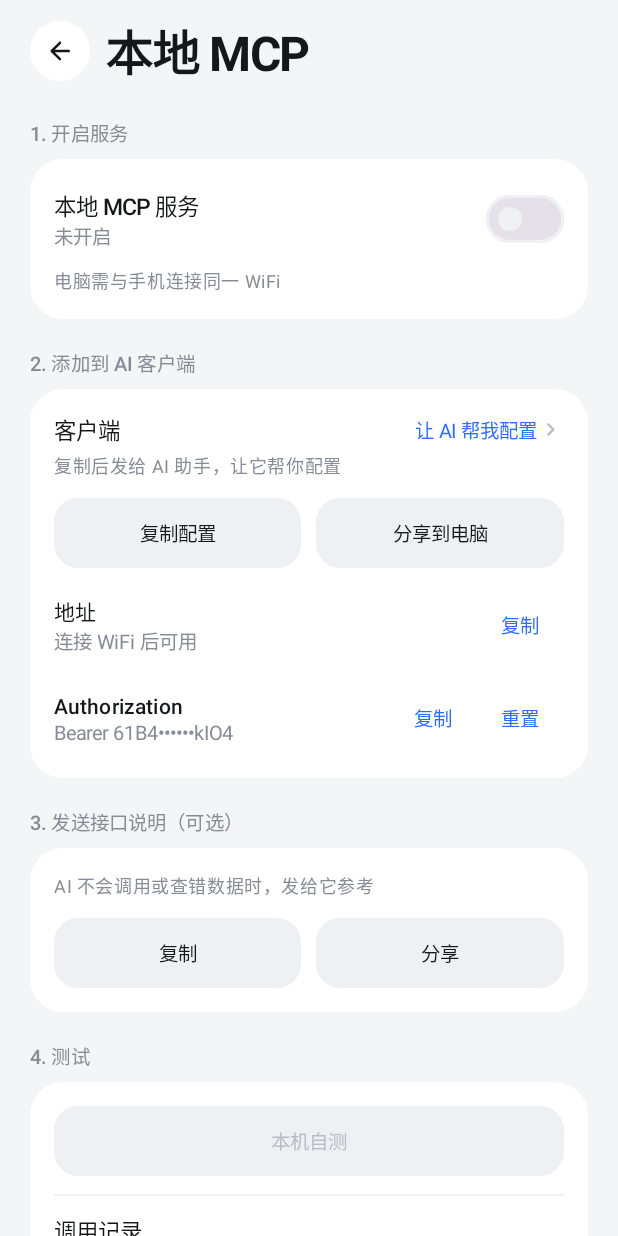
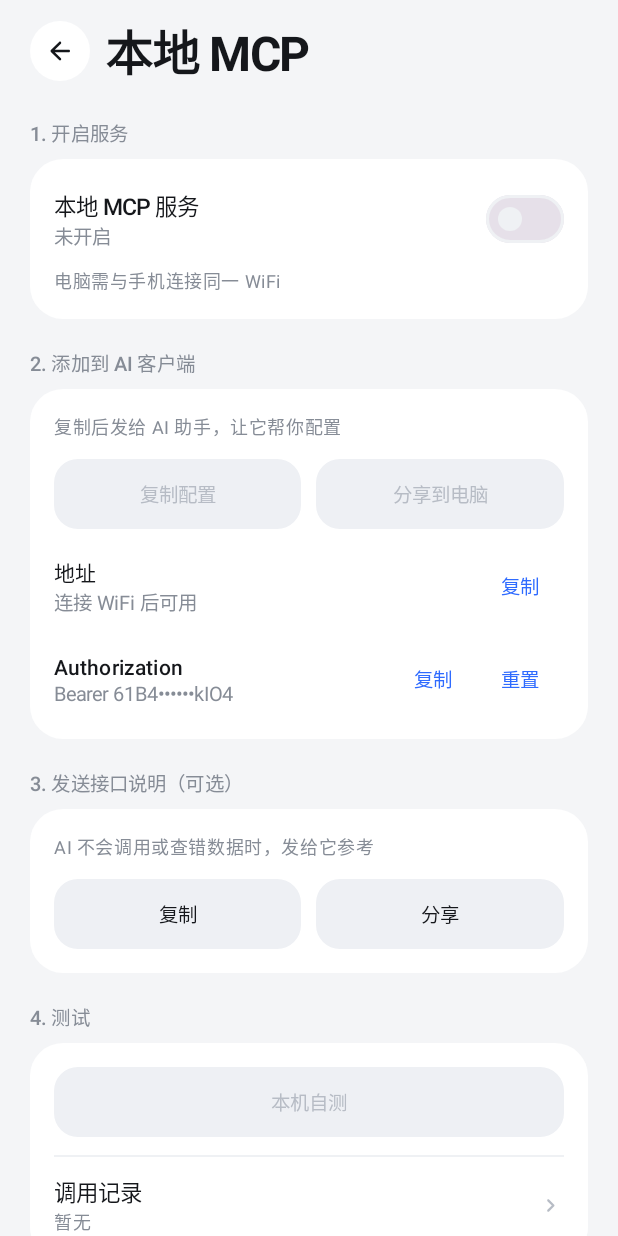
Before and after one commit to Aj002Th/fen, an Android app built with Jetpack Compose: the McpScreen screen opened through its navigation route, on a phone screen of 412 x 824 dp. Run offline under Robolectric (Android 15) with nearby library versions, the phone set to English and light mode, and no system bars.

Commit message:
fix: 服务未开启也显示局域网地址，移除多余客户端入口，自测后刷新记录

```diff
--- a/app/src/main/java/app/fen/mcp/McpController.kt
+++ b/app/src/main/java/app/fen/mcp/McpController.kt
@@ -191,6 +191,10 @@ class McpController(
 
     fun token(): String = config.token
 
+    fun port(): Int = config.port
+
+    fun lanAddresses(): List<String> = currentAddresses()
+
     fun writeUntil(): Long? = config.writeUntil
 
     fun autoStartEnabled(): Boolean = config.autoStart
@@ -346,6 +350,8 @@ class McpController(
         val connection = URL("http://127.0.0.1:$port/mcp").openConnection() as HttpURLConnection
         return try {
             connection.requestMethod = "POST"
+            connection.connectTimeout = 3_000
+            connection.readTimeout = 5_000
             connection.doOutput = true
             connection.setRequestProperty("Content-Type", "application/json")
             connection.setRequestProperty("Accept", "application/json, text/event-stream")
--- a/app/src/main/java/app/fen/ui/McpViewModel.kt
+++ b/app/src/main/java/app/fen/ui/McpViewModel.kt
@@ -15,6 +15,7 @@ import kotlinx.coroutines.flow.MutableStateFlow
 import kotlinx.coroutines.flow.StateFlow
 import kotlinx.coroutines.flow.asStateFlow
 import kotlinx.coroutines.launch
+import kotlinx.coroutines.withContext
 
 class McpViewModel(app: Application) : AndroidViewModel(app) {
 
@@ -31,6 +32,10 @@ class McpViewModel(app: Application) : AndroidViewModel(app) {
     fun setWriteDuration(durationMs: Long?) = controller.setWriteDuration(durationMs)
     fun resetToken() = controller.resetToken()
     fun token(): String = controller.token()
+    fun port(): Int = controller.port()
+    suspend fun lanAddresses(): List<String> = withContext(Dispatchers.IO) {
+        controller.lanAddresses()
+    }
     fun toolDescriptors(writeEnabled: Boolean): List<ToolDescriptor> =
         controller.toolDescriptors(writeEnabled)
 
--- a/app/src/main/java/app/fen/ui/screens/McpScreen.kt
+++ b/app/src/main/java/app/fen/ui/screens/McpScreen.kt
@@ -82,18 +82,26 @@ fun McpScreen(
     var showLimit by remember { mutableStateOf(false) }
     var showFaq by remember { mutableStateOf(false) }
     var testResult by remember { mutableStateOf<SelfTestResult?>(null) }
+    var selfTesting by remember { mutableStateOf(false) }
+    var lanAddresses by remember { mutableStateOf(emptyList<String>()) }
     var now by remember { mutableLongStateOf(System.currentTimeMillis()) }
 
     LaunchedEffect(Unit) {
         viewModel.refreshCalls()
         while (true) {
             now = System.currentTimeMillis()
-            delay(1_000)
+            lanAddresses = viewModel.lanAddresses()
+            delay(3_000)
         }
     }
 
     val running = state as? McpServerState.Running
-    val address = running?.let { r -> r.addresses.firstOrNull()?.let { "$it:${r.port}" } }
+    val port = running?.port ?: viewModel.port()
+    val address = if (localOnly) {
+        null
+    } else {
+        (running?.addresses?.firstOrNull() ?: lanAddresses.firstOrNull())?.let { "$it:$port" }
+    }
     val writeUntil = running?.writeUntil
     val writeEnabled = writeUntil != null && writeUntil > now
     val maskedToken = "Bearer ${mask(token)}"
@@ -163,35 +171,24 @@ fun McpScreen(
 
         SectionLabel("2. 添加到 AI 客户端", modifier = Modifier.padding(top = 20.dp, bottom = 8.dp))
         SectionCard {
-            Row(
-                Modifier.fillMaxWidth().clickable {
-                    copy(context, setup)
-                    Toast.makeText(context, "已复制配置，粘贴给 AI", Toast.LENGTH_SHORT).show()
-                },
-                verticalAlignment = Alignment.CenterVertically,
-            ) {
-                Text("客户端", style = MaterialTheme.typography.titleMedium, modifier = Modifier.weight(1f))
-                Text("让 AI 帮我配置", style = MaterialTheme.typography.bodyMedium, color = Fen.colors.link)
-                Icon(
-                    Icons.Rounded.ChevronRight,
-                    contentDescription = null,
-                    tint = Fen.colors.inkFaint,
-                    modifier = Modifier.size(18.dp),
-                )
-            }
             Text(
                 "复制后发给 AI 助手，让它帮你配置",
                 style = MaterialTheme.typography.bodySmall,
                 color = Fen.colors.inkSoft,
-                modifier = Modifier.padding(top = 4.dp),
             )
             Row(horizontalArrangement = Arrangement.spacedBy(10.dp), modifier = Modifier.padding(top = 12.dp)) {
-                WideButton("复制配置", Modifier.weight(1f)) { copy(context, setup) }
-                WideButton("分享到电脑", Modifier.weight(1f)) { share(context, "Fen MCP 配置", setup) }
+                WideButton("复制配置", Modifier.weight(1f), enabled = address != null) { copy(context, setup) }
+                WideButton("分享到电脑", Modifier.weight(1f), enabled = address != null) {
+                    share(context, "Fen MCP 配置", setup)
+                }
             }
             InfoRow(
                 label = "地址",
-                value = address?.let { "http://$it/mcp" } ?: "连接 WiFi 后可用",
+                value = when {
+                    localOnly -> "仅本机可访问"
+                    address != null -> "http://$address/mcp"
+                    else -> "连接 WiFi 后可用"
+                },
                 action = "复制",
                 onAction = { if (address != null) copy(context, "http://$address/mcp") },
             )
@@ -221,11 +218,19 @@ fun McpScreen(
         SectionLabel("4. 测试", modifier = Modifier.padding(top = 20.dp, bottom = 8.dp))
         SectionCard {
             WideButton(
-                text = "本机自测",
+                text = if (selfTesting) "测试中…" else "本机自测",
                 modifier = Modifier.fillMaxWidth(),
-                enabled = running != null,
+                enabled = running != null && !selfTesting,
             ) {
-                scope.launch { testResult = viewModel.selfTest() }
+                selfTesting = true
+                scope.launch {
+                    try {
+                        testResult = viewModel.selfTest()
+                        viewModel.refreshCalls()
+                    } finally {
+                        selfTesting = false
+                    }
+                }
             }
             testResult?.let { result ->
                 Text(
```
